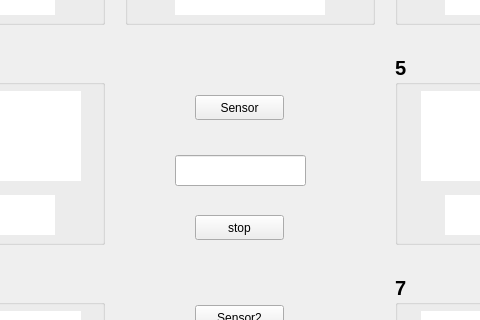
This is src/gui/rest_control.ui in iot-team5-project/iot-waitingsystem as Qt 5 draws it before an edit; both pictures show x 175 to 655 and y 225 to 545 of the 1280 by 720 pixel window. The edited form follows.
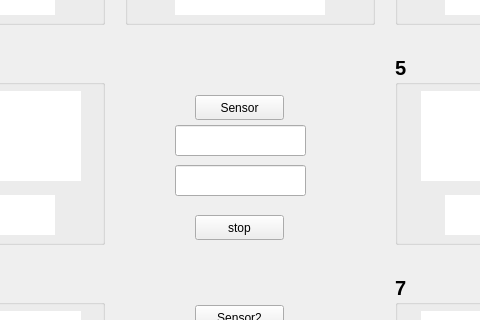
This is the edited form.

The edit to the form file:
```diff
--- a/src/gui/rest_control.ui
+++ b/src/gui/rest_control.ui
@@ -848,7 +848,7 @@
    <property name="geometry">
     <rect>
      <x>350</x>
-     <y>380</y>
+     <y>350</y>
      <width>131</width>
      <height>31</height>
     </rect>
@@ -893,6 +893,16 @@
     <string>stop</string>
    </property>
   </widget>
+  <widget class="QLineEdit" name="persentageLabel1">
+   <property name="geometry">
+    <rect>
+     <x>350</x>
+     <y>390</y>
+     <width>131</width>
+     <height>31</height>
+    </rect>
+   </property>
+  </widget>
  </widget>
  <resources/>
  <connections/>
```
